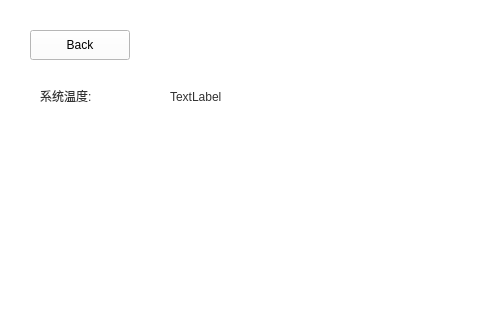
sdyncyang/zhome, file formsetting.ui: the form before one commit; both pictures show x 0 to 480 and y 0 to 320 of the 760 by 600 pixel window.
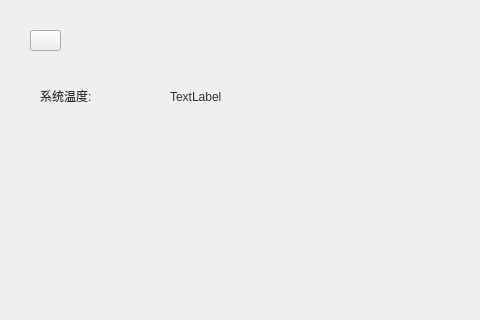
The form after the commit.

Patch:
```diff
--- a/formsetting.ui
+++ b/formsetting.ui
@@ -14,19 +14,22 @@
    <string>Form</string>
   </property>
   <property name="styleSheet">
-   <string notr="true">background-color: rgb(255, 255, 255);</string>
+   <string notr="true">color: rgb(51, 51, 51);</string>
   </property>
   <widget class="QPushButton" name="backButton">
    <property name="geometry">
     <rect>
      <x>30</x>
      <y>30</y>
-     <width>100</width>
-     <height>30</height>
+     <width>31</width>
+     <height>21</height>
     </rect>
    </property>
+   <property name="styleSheet">
+    <string notr="true"/>
+   </property>
    <property name="text">
-    <string>Back</string>
+    <string/>
    </property>
   </widget>
   <widget class="QLabel" name="label_3">
```
Left out of the diff: 6 changed lines with no effect on the pictures.
